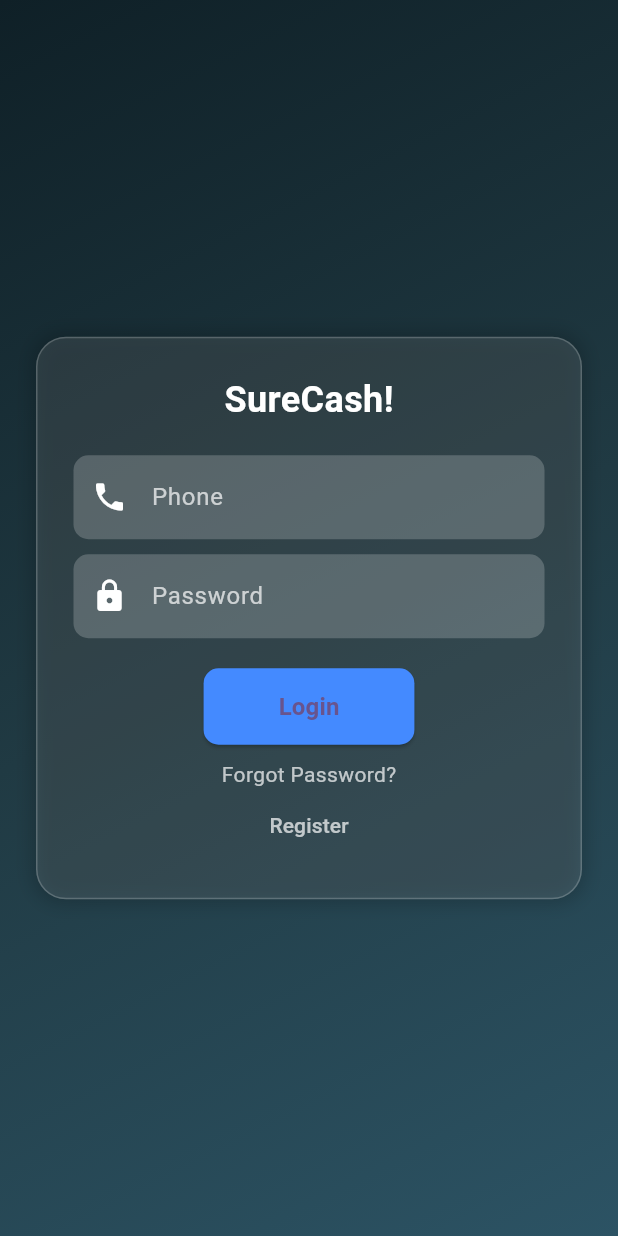
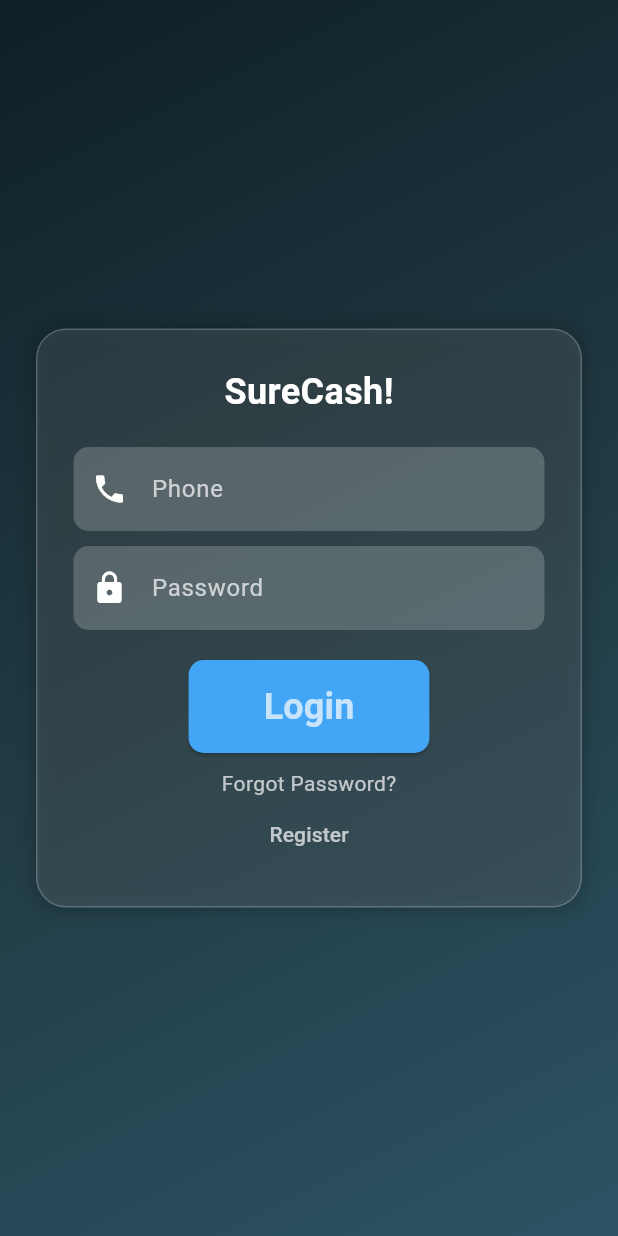
Before and after one commit to vicky-ogutu/Kash-plus, a Flutter app: the screen it shows after launch, on a phone screen of 412 x 824 dp. Run offline on Flutter 3.47's test engine with Material 3 defaults, Android fonts, the phone set to English and light mode, and no system bars; drawn by our look-alikes of flutter_animate; our stand-ins replace flutter_native_splash.

Commit message:
login btn-design

```diff
--- a/lib/login.dart
+++ b/lib/login.dart
@@ -97,7 +97,7 @@
   Widget _buildLoginButton(BuildContext context) {
     return ElevatedButton(
       style: ElevatedButton.styleFrom(
-        backgroundColor: Colors.blueAccent,
+        backgroundColor: Colors.blue[400],
         padding: const EdgeInsets.symmetric(vertical: 14, horizontal: 50),
         shape: RoundedRectangleBorder(
           borderRadius: BorderRadius.circular(10),
@@ -108,7 +108,7 @@
       },
       child: const Text(
         "Login",
-        style: TextStyle(fontSize: 16, fontWeight: FontWeight.bold),
+        style: TextStyle(fontSize: 24, color: Colors.white70, fontWeight: FontWeight.bold),
       ),
     ).animate().scale(delay: 300.ms);
   }
```
